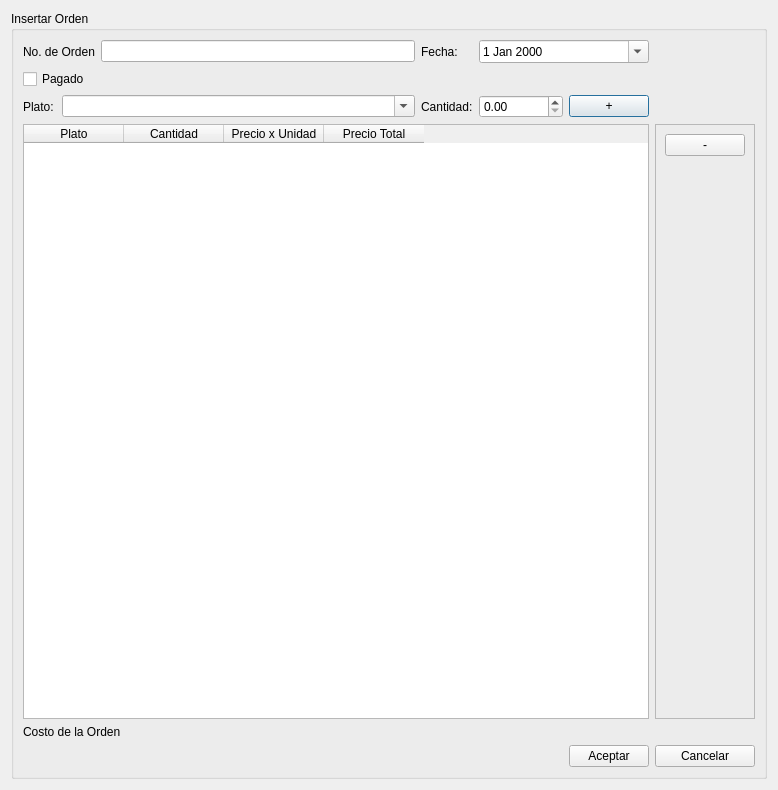
This is RumbaBurger/form_insertarorden.ui in yordanlp/RumbaBurger as Qt 5 draws it before an edit. The edited form follows.
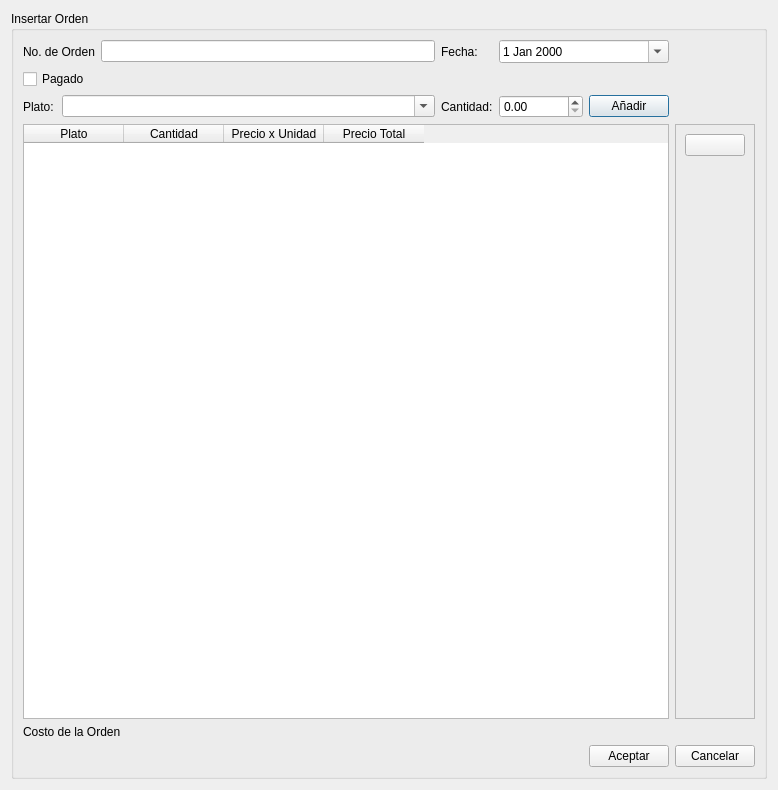
This is the edited form. Icons and pictures are not drawn.

```diff
--- a/RumbaBurger/form_insertarorden.ui
+++ b/RumbaBurger/form_insertarorden.ui
@@ -85,7 +85,11 @@
       <item row="2" column="5">
        <widget class="QPushButton" name="pb_add">
         <property name="text">
-         <string>+</string>
+         <string>Añadir</string>
+        </property>
+        <property name="icon">
+         <iconset resource="recursos.qrc">
+          <normaloff>:/images/Images/iconos_colores/plus_96px.png</normaloff>:/images/Images/iconos_colores/plus_96px.png</iconset>
         </property>
        </widget>
       </item>
@@ -125,7 +129,11 @@
          <item row="0" column="0">
           <widget class="QPushButton" name="pb_del">
            <property name="text">
-            <string>-</string>
+            <string/>
+           </property>
+           <property name="icon">
+            <iconset resource="recursos.qrc">
+             <normaloff>:/images/Images/iconos_colores/trash_can_96px.png</normaloff>:/images/Images/iconos_colores/trash_can_96px.png</iconset>
            </property>
           </widget>
          </item>
```
Left out of the diff: 14 changed lines with no effect on the pictures.
